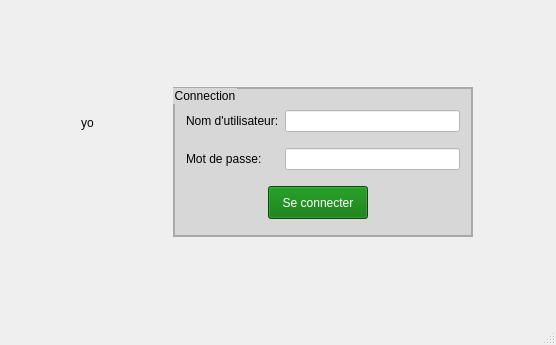
Above: myProject/mainwindow.ui from ToDesire/QT_Project before the change. Below: the same form after it.
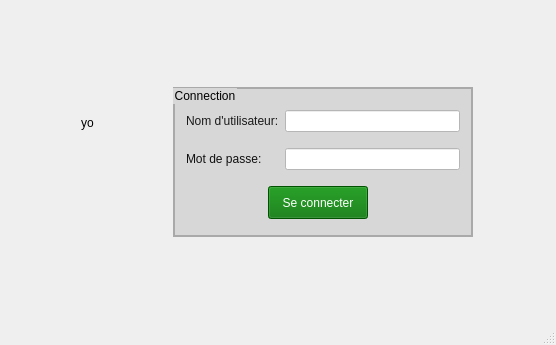
That is the form after the change. Icons and pictures are not drawn.

```diff
--- a/myProject/mainwindow.ui
+++ b/myProject/mainwindow.ui
@@ -62,6 +62,9 @@
       <layout class="QGridLayout" name="gridLayout">
        <item row="1" column="0" colspan="2">
         <widget class="QLabel" name="label_2">
+         <property name="styleSheet">
+          <string notr="true">color: rgb(26, 26, 26);</string>
+         </property>
          <property name="text">
           <string>Nom d'utilisateur:</string>
          </property>
@@ -69,6 +72,9 @@
        </item>
        <item row="3" column="0">
         <widget class="QLabel" name="label_3">
+         <property name="styleSheet">
+          <string notr="true">color: rgb(16, 16, 16);</string>
+         </property>
          <property name="text">
           <string>Mot de passe:</string>
          </property>
```
